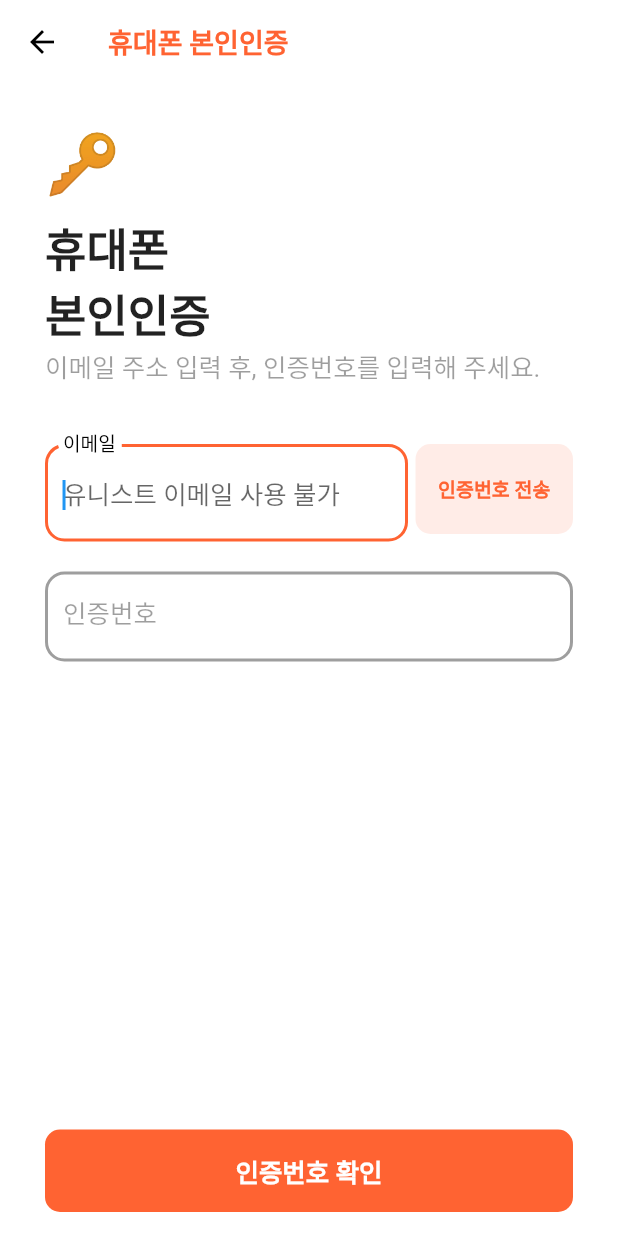
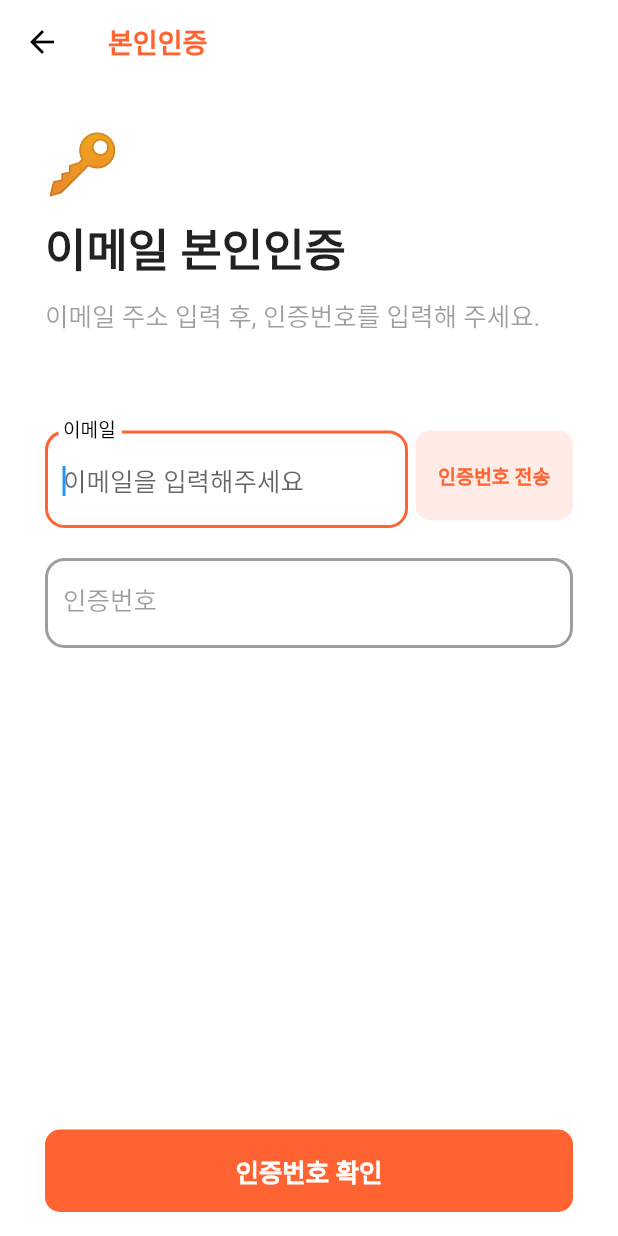
Before and after one commit to junwha/hexa-delivery, a Flutter app: the screen it shows after launch, after a tap on "본인인증 바로가기", on a phone screen of 412 x 824 dp. Run offline on Flutter 3.47's test engine with Material 2 defaults, Android fonts, the phone set to English and light mode, and no system bars; our stand-ins replace firebase_core, firebase_database, flutter_secure_storage, flutter_svg, flutter_typeahead; accounts and stored records are empty; Roboto replaces fonts that are missing (Spoqa, Tossface).

```diff
--- a/hexa_delivery/lib/bloc/verification_page_bloc.dart
+++ b/hexa_delivery/lib/bloc/verification_page_bloc.dart
@@ -1,4 +1,7 @@
 import 'dart:async';
+
+import 'package:flutter_secure_storage/flutter_secure_storage.dart';
+import 'package:hexa_delivery/settings.dart';
 
 import '../model/dto.dart';
 import '../resources/login.dart';
@@ -274,8 +277,9 @@ class VerificationPageBloc {
     var res = await login.checkCode(notVarifiedUser, int.parse(code!));
 
     if (res.getIsValified()) {
-      print(res.getUser().getUID());
-      print(res.getUser().getToken());
+      const storage = FlutterSecureStorage();
+      storage.write(key: kUIDSecureStorageKey, value: res.getUser().getUID().toString());
+      storage.write(key: kJWTTokenSecureStorageKey, value: res.getUser().getToken());
     } else if (res.getIsCodeExpired()) {
       _codeTextFieldController.sink.add(TextFieldState(
         isEnabled: false,
--- a/hexa_delivery/lib/main.dart
+++ b/hexa_delivery/lib/main.dart
@@ -4,7 +4,6 @@ import 'package:flutter/services.dart';
 import 'package:flutter_localizations/flutter_localizations.dart';
 import 'package:hexa_delivery/pages/loading_page.dart';
 import 'package:hexa_delivery/utils/firebase_options.dart';
-import 'package:hexa_delivery/pages/main_page.dart';
 import 'package:hexa_delivery/theme/theme_data.dart';
 
 void main() async {
--- a/hexa_delivery/lib/pages/loading_page.dart
+++ b/hexa_delivery/lib/pages/loading_page.dart
@@ -13,19 +13,21 @@ class LoadingPage extends StatefulWidget {
 }
 
 class _LoadingPageState extends State<LoadingPage> {
-  static final storage = const FlutterSecureStorage();
+  static const storage = FlutterSecureStorage();
   bool isLoaded = false;
   bool isLogin = true;
 
   void checkLogin() async {
     String? jwtTokenProp = await storage.read(key: kJWTTokenSecureStorageKey);
-    if (jwtTokenProp != null) {
+    String? uidTokenProp = await storage.read(key: kUIDSecureStorageKey);
+
+    if (jwtTokenProp != null && uidTokenProp != null) {
       // validate the token
 
       isLogin = false;
     }
-    Future.delayed(Duration(seconds: 1), () {
-      setState(() { print("here"); isLoaded = true; });
+    Future.delayed(const Duration(seconds: 1), () {
+      setState(() { isLoaded = true; });
     });
 
   }
--- a/hexa_delivery/lib/pages/login_page.dart
+++ b/hexa_delivery/lib/pages/login_page.dart
@@ -11,15 +11,16 @@ class LoginPage extends StatelessWidget {
     return Scaffold(
       appBar: AppBar(
         title: const Text('로그인'),
-        leading: IconButton(
-          icon: const Icon(
-            Icons.arrow_back,
-            color: Colors.black,
-          ),
-          onPressed: () {
-            Navigator.pop(context);
-          }, // 뒤로가기
-        ),
+        // TODO: activate this button only when it's from user page (with default parameter)
+        // leading: IconButton(
+        //   icon: const Icon(
+        //     Icons.arrow_back,
+        //     color: Colors.black,
+        //   ),
+        //   onPressed: () {
+        //     Navigator.pop(context);
+        //   }, // 뒤로가기
+        // ),
       ),
       body: SafeArea(
         child: Padding(
@@ -29,10 +30,10 @@ class LoginPage extends StatelessWidget {
               crossAxisAlignment: CrossAxisAlignment.start,
               children: [
                 const SizedBox(height: 20),
-                buildTitle("휴대폰"),
+                buildTitle("이메일"),
                 buildTitle("본인인증"),
                 const SizedBox(height: 10),
-                buildSubText("로그인은 휴대폰"),
+                buildSubText("로그인은 이메일"),
                 buildSubText("방식으로 진행됩니다."),
                 const SizedBox(height: 50),
                 Center(
--- a/hexa_delivery/lib/pages/verification_page.dart
+++ b/hexa_delivery/lib/pages/verification_page.dart
@@ -1,4 +1,5 @@
 import 'package:flutter/material.dart';
+import 'package:hexa_delivery/pages/main_page.dart';
 import 'package:hexa_delivery/theme/theme_data.dart';
 import '../bloc/verification_page_bloc.dart';
 
@@ -15,7 +16,7 @@ class VerificationPage extends StatelessWidget {
   Widget build(BuildContext context) {
     return Scaffold(
       appBar: AppBar(
-        title: const Text('휴대폰 본인인증'),
+        title: const Text('본인인증'),
         leading: IconButton(
           icon: const Icon(
             Icons.arrow_back,
@@ -45,10 +46,12 @@ class VerificationPage extends StatelessWidget {
                 const SizedBox(
                   height: 10,
                 ),
-                buildTitle("휴대폰"),
-                buildTitle("본인인증"),
+                buildTitle("이메일 본인인증"),
+                const SizedBox(
+                  height: 10,
+                ),
                 const Text(
-                  "이메일 주소 입력 후, 인증번호를 입력해 주세요.",
+                  "이메일 주소 입력 후, 인증번호를 입력해 주세요.\n",
                   style: TextStyle(
                     color: Colors.black38,
                     fontSize: 17,
@@ -67,7 +70,7 @@ class VerificationPage extends StatelessWidget {
                           child: TextFormField(
                             decoration: InputDecoration(
                               labelText: '이메일',
-                              hintText: '유니스트 이메일 사용 불가',
+                              hintText: '이메일을 입력해주세요',
                               errorText: textStream.hasData
                                   ? textStream.data!.validationString
                                   : null,
@@ -202,6 +205,7 @@ class VerificationPage extends StatelessWidget {
                   ? () {
                       _formKey.currentState!.save();
                       _bloc.onCheckCodeButtonPressed();
+                      Navigator.pushReplacement(context, MaterialPageRoute(builder: (context) => const MainPage()));
                     }
                   : null,
               child: Row(
--- a/hexa_delivery/lib/settings.dart
+++ b/hexa_delivery/lib/settings.dart
@@ -1 +1,2 @@
 const kJWTTokenSecureStorageKey = "_delivery_hexa_jwt_token";
+const kUIDSecureStorageKey = "_delivery_hexa_uid";
```
